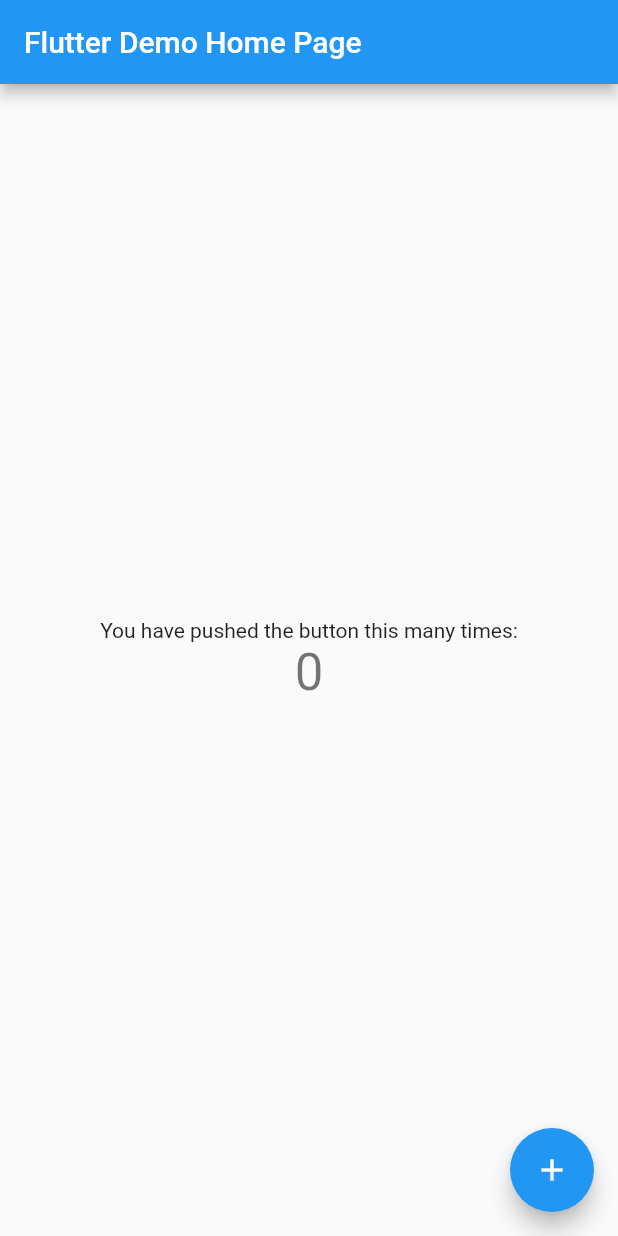
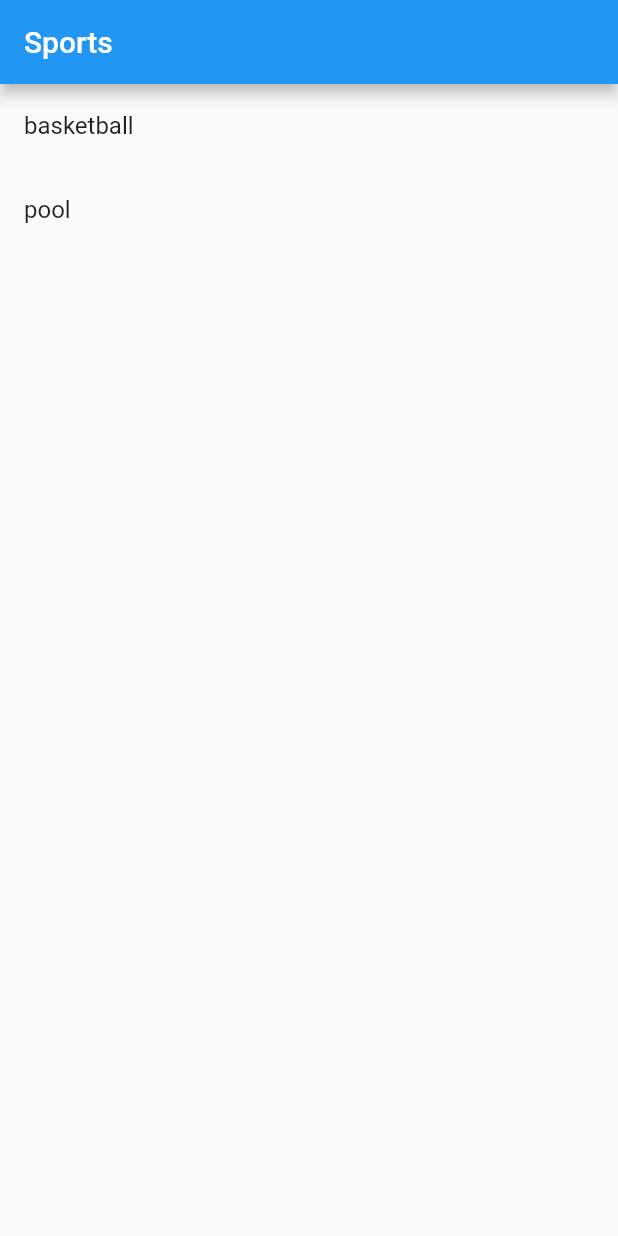
Before and after one commit to two-brothers/leaderboard-app, a Flutter app: the screen it shows after launch, on a phone screen of 412 x 824 dp. Run offline on Flutter 3.47's test engine with Material 2 defaults, Android fonts, the phone set to English and light mode, and no system bars.

Commit message:
Create hardcoded SportsList widget

```diff
--- a/lib/main.dart
+++ b/lib/main.dart
@@ -1,111 +1,18 @@
 import 'package:flutter/material.dart';
+
+import 'sports_list.dart';
 
 void main() => runApp(MyApp());
 
 class MyApp extends StatelessWidget {
-  // This widget is the root of your application.
   @override
   Widget build(BuildContext context) {
     return MaterialApp(
-      title: 'Flutter Demo',
+      title: 'Leaderboard',
       theme: ThemeData(
-        // This is the theme of your application.
-        //
-        // Try running your application with "flutter run". You'll see the
-        // application has a blue toolbar. Then, without quitting the app, try
-        // changing the primarySwatch below to Colors.green and then invoke
-        // "hot reload" (press "r" in the console where you ran "flutter run",
-        // or simply save your changes to "hot reload" in a Flutter IDE).
-        // Notice that the counter didn't reset back to zero; the application
-        // is not restarted.
         primarySwatch: Colors.blue,
       ),
-      home: MyHomePage(title: 'Flutter Demo Home Page'),
+      home: SportsList(),
     );
   }
 }
-
-class MyHomePage extends StatefulWidget {
-  MyHomePage({Key key, this.title}) : super(key: key);
-
-  // This widget is the home page of your application. It is stateful, meaning
-  // that it has a State object (defined below) that contains fields that affect
-  // how it looks.
-
-  // This class is the configuration for the state. It holds the values (in this
-  // case the title) provided by the parent (in this case the App widget) and
-  // used by the build method of the State. Fields in a Widget subclass are
-  // always marked "final".
-
-  final String title;
-
-  @override
-  _MyHomePageState createState() => _MyHomePageState();
-}
-
-class _MyHomePageState extends State<MyHomePage> {
-  int _counter = 0;
-
-  void _incrementCounter() {
-    setState(() {
-      // This call to setState tells the Flutter framework that something has
-      // changed in this State, which causes it to rerun the build method below
-      // so that the display can reflect the updated values. If we changed
-      // _counter without calling setState(), then the build method would not be
-      // called again, and so nothing would appear to happen.
-      _counter++;
-    });
-  }
-
-  @override
-  Widget build(BuildContext context) {
-    // This method is rerun every time setState is called, for instance as done
-    // by the _incrementCounter method above.
-    //
-    // The Flutter framework has been optimized to make rerunning build methods
-    // fast, so that you can just rebuild anything that needs updating rather
-    // than having to individually change instances of widgets.
-    return Scaffold(
-      appBar: AppBar(
-        // Here we take the value from the MyHomePage object that was created by
-        // the App.build method, and use it to set our appbar title.
-        title: Text(widget.title),
-      ),
-      body: Center(
-        // Center is a layout widget. It takes a single child and positions it
-        // in the middle of the parent.
-        child: Column(
-          // Column is also a layout widget. It takes a list of children and
-          // arranges them vertically. By default, it sizes itself to fit its
-          // children horizontally, and tries to be as tall as its parent.
-          //
-          // Invoke "debug painting" (press "p" in the console, choose the
-          // "Toggle Debug Paint" action from the Flutter Inspector in Android
-          // Studio, or the "Toggle Debug Paint" command in Visual Studio Code)
-          // to see the wireframe for each widget.
-          //
-          // Column has various properties to control how it sizes itself and
-          // how it positions its children. Here we use mainAxisAlignment to
-          // center the children vertically; the main axis here is the vertical
-          // axis because Columns are vertical (the cross axis would be
-          // horizontal).
-          mainAxisAlignment: MainAxisAlignment.center,
-          children: <Widget>[
-            Text(
-              'You have pushed the button this many times:',
-            ),
-            Text(
-              '$_counter',
-              style: Theme.of(context).textTheme.display1,
-            ),
-          ],
-        ),
-      ),
-      floatingActionButton: FloatingActionButton(
-        onPressed: _incrementCounter,
-        tooltip: 'Increment',
-        child: Icon(Icons.add),
-      ), // This trailing comma makes auto-formatting nicer for build methods.
-    );
-  }
-}
--- /dev/null
+++ b/lib/sports_list.dart
@@ -0,0 +1,18 @@
+import 'package:flutter/material.dart';
+
+class SportsList extends StatelessWidget {
+  @override
+  Widget build(BuildContext context) {
+    final List<String> items = ['basketball', 'pool'];
+
+    return Scaffold(
+        appBar: AppBar(
+          title: Text("Sports"),
+        ),
+        body: ListView.builder(
+            itemCount: items.length,
+            itemBuilder: (context, index) => ListTile(
+                  title: Text('${items[index]}'),
+                )));
+  }
+}
```
